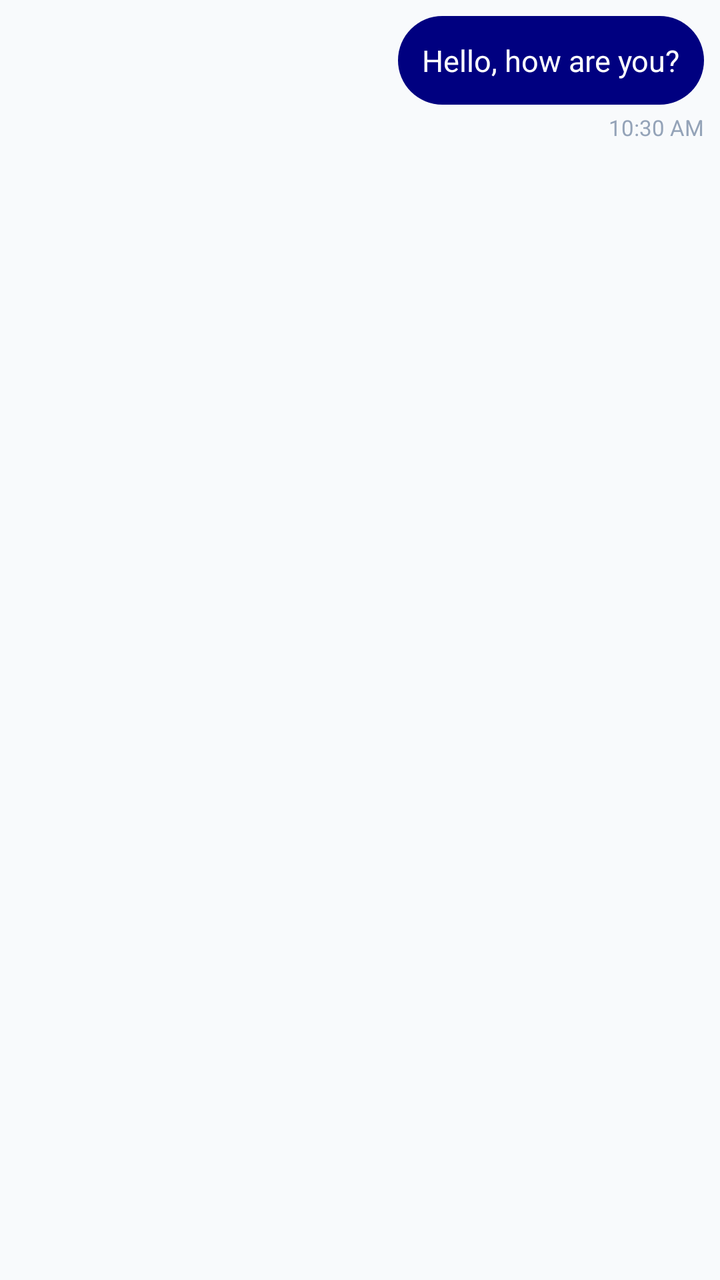
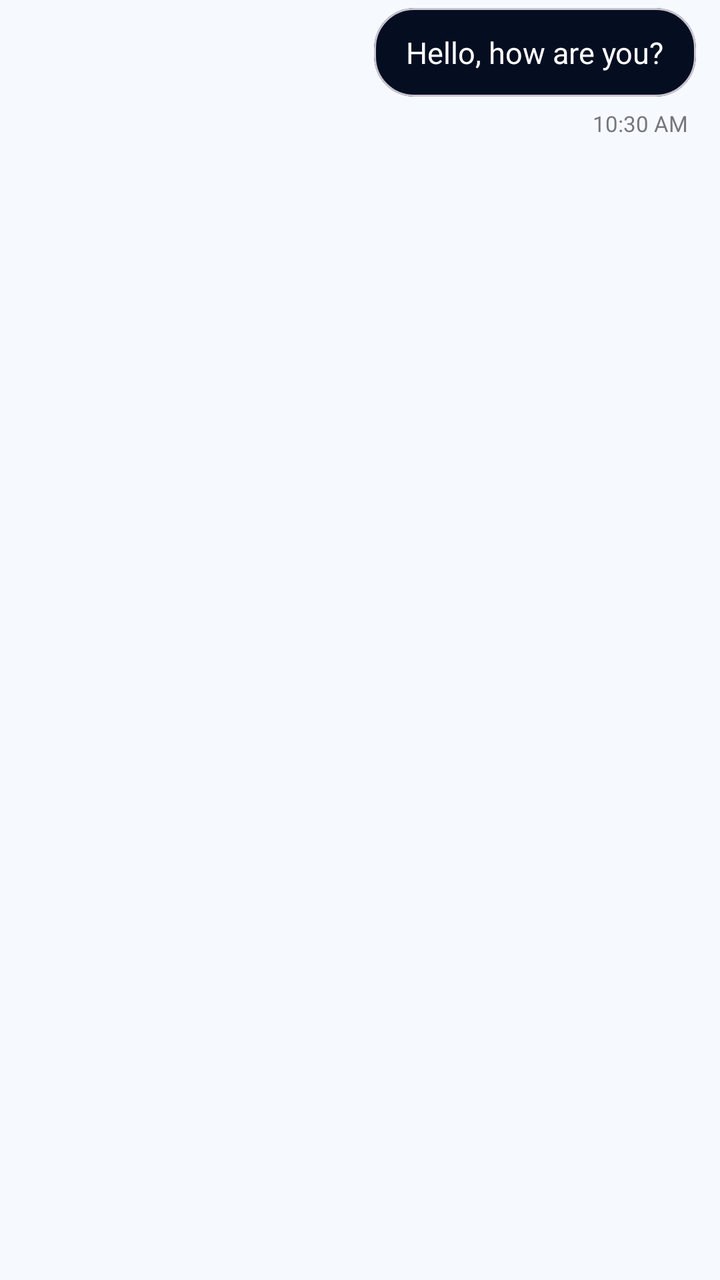

Screens rendered from an Android XML layout before and after an edit, with the pre-edit source and the edit as a unified diff.
<!-- AndroidManifest.xml: application theme Theme.MiniJobHunt -->
<!-- res/layout/item_message_sent.xml -->
<?xml version="1.0" encoding="utf-8"?>
<LinearLayout xmlns:android="http://schemas.android.com/apk/res/android"
    android:layout_width="match_parent"
    android:layout_height="wrap_content"
    android:gravity="end"
    android:orientation="vertical"
    android:padding="8dp">

    <LinearLayout
        android:layout_width="wrap_content"
        android:layout_height="wrap_content"
        android:layout_marginStart="60dp"
        android:background="@drawable/bg_status_open"
        android:backgroundTint="@color/primary"
        android:padding="12dp">

        <TextView
            android:id="@+id/txtMessage"
            android:layout_width="wrap_content"
            android:layout_height="wrap_content"
            android:text="Hello, how are you?"
            android:textColor="@color/white"
            android:textSize="15sp" />

    </LinearLayout>

    <TextView
        android:id="@+id/txtTime"
        android:layout_width="wrap_content"
        android:layout_height="wrap_content"
        android:layout_marginTop="4dp"
        android:text="10:30 AM"
        android:textColor="@color/text_hint"
        android:textSize="11sp" />

</LinearLayout>
<!-- resources referenced by this layout -->
<resources>
  <color name="primary">#000080</color>
  <color name="text_hint">#94A3B8</color>
  <color name="white">#FFFFFF</color>
  <!-- drawable bg_status_open (drawable) -->
  <shape xmlns:android="http://schemas.android.com/apk/res/android">
      <solid android:color="#22C55E"/>
      <corners android:radius="50dp"/>
  </shape>
  <style name="Theme.MiniJobHunt" parent="Base.Theme.MiniJobHunt" />
  <style name="Base.Theme.MiniJobHunt" parent="Theme.Material3.DayNight.NoActionBar">
          <item name="colorPrimary">@color/primary</item>
          <item name="colorOnPrimary">@color/white</item>
          <item name="colorPrimaryContainer">@color/primary_light</item>
          <item name="colorOnPrimaryContainer">@color/primary_dark</item>
  
          <item name="colorSecondary">@color/info</item>
          <item name="colorOnSecondary">@color/white</item>
  
          <item name="android:windowBackground">@color/background</item>
          <item name="android:statusBarColor">@color/background</item>
          <item name="android:windowLightStatusBar">true</item>
  
          
          <item name="textAppearanceHeadlineLarge">@style/AppText.HeadlineLarge</item>
          <item name="textAppearanceTitleMedium">@style/AppText.TitleMedium</item>
          <item name="textAppearanceBodyLarge">@style/AppText.BodyLarge</item>
      </style>
  <color name="primary_light">#E6E6FF</color>
  <color name="primary_dark">#000066</color>
  <color name="info">#000080</color>
  <color name="background">#F8FAFC</color>
  <style name="AppText.HeadlineLarge">
          <item name="android:textSize">30sp</item>
          <item name="android:textStyle">bold</item>
          <item name="android:textColor">@color/text_primary</item>
          <item name="android:letterSpacing">-0.02</item>
      </style>
  <style name="AppText.TitleMedium">
          <item name="android:textSize">18sp</item>
          <item name="android:textStyle">bold</item>
          <item name="android:textColor">@color/text_primary</item>
      </style>
  <style name="AppText.BodyLarge">
          <item name="android:textSize">16sp</item>
          <item name="android:textColor">@color/text_secondary</item>
      </style>
  <color name="text_primary">#0F172A</color>
  <color name="text_secondary">#475569</color>
</resources>

<!-- the commit's change to res/layout/item_message_sent.xml (unified diff, before → after) -->
@@ -1,36 +1,62 @@
 <?xml version="1.0" encoding="utf-8"?>
 <LinearLayout xmlns:android="http://schemas.android.com/apk/res/android"
+    xmlns:app="http://schemas.android.com/apk/res-auto"
     android:layout_width="match_parent"
     android:layout_height="wrap_content"
     android:gravity="end"
     android:orientation="vertical"
-    android:padding="8dp">
+    android:paddingHorizontal="12dp"
+    android:paddingVertical="4dp">
 
-    <LinearLayout
+    <com.google.android.material.card.MaterialCardView
         android:layout_width="wrap_content"
         android:layout_height="wrap_content"
         android:layout_marginStart="60dp"
-        android:background="@drawable/bg_status_open"
-        android:backgroundTint="@color/primary"
-        android:padding="12dp">
+        app:cardCornerRadius="20dp"
+        app:shapeAppearanceOverlay="@style/SentMessageBubble"
+        app:cardElevation="0dp"
+        app:cardBackgroundColor="@color/primary">
 
         <TextView
             android:id="@+id/txtMessage"
             android:layout_width="wrap_content"
             android:layout_height="wrap_content"
+            android:paddingHorizontal="16dp"
+            android:paddingVertical="12dp"
             android:text="Hello, how are you?"
             android:textColor="@color/white"
-            android:textSize="15sp" />
+            android:textSize="15sp"
+            android:lineHeight="20dp" />
 
+    </com.google.android.material.card.MaterialCardView>
+
+    <LinearLayout
+        android:layout_width="wrap_content"
+        android:layout_height="wrap_content"
+        android:orientation="horizontal"
+        android:gravity="center_vertical">
+
+        <TextView
+            android:id="@+id/txtStatus"
+            android:layout_width="wrap_content"
+            android:layout_height="wrap_content"
+            android:layout_marginTop="4dp"
+            android:layout_marginEnd="6dp"
+            android:text="Sent"
+            android:textColor="@color/orange_primary"
+            android:textSize="11sp"
+            android:textStyle="bold"
+            android:visibility="gone" />
+
+        <TextView
+            android:id="@+id/txtTime"
+            android:layout_width="wrap_content"
+            android:layout_height="wrap_content"
+            android:layout_marginTop="4dp"
+            android:layout_marginEnd="4dp"
+            android:text="10:30 AM"
+            android:textColor="@color/text_muted"
+            android:textSize="11sp" />
     </LinearLayout>
 
-    <TextView
-        android:id="@+id/txtTime"
-        android:layout_width="wrap_content"
-        android:layout_height="wrap_content"
-        android:layout_marginTop="4dp"
-        android:text="10:30 AM"
-        android:textColor="@color/text_hint"
-        android:textSize="11sp" />
-
 </LinearLayout>
<!-- resource entries referenced after the edit -->
@@ -1,21 +1,21 @@
 <!-- resources referenced by this layout -->
 <resources>
-  <color name="primary">#000080</color>
-  <color name="text_hint">#94A3B8</color>
+  <color name="orange_primary">#de6a00</color>
+  <color name="primary">#050e21</color>
+  <color name="text_muted">#76777d</color>
   <color name="white">#FFFFFF</color>
-  <!-- drawable bg_status_open (drawable) -->
-  <shape xmlns:android="http://schemas.android.com/apk/res/android">
-      <solid android:color="#22C55E"/>
-      <corners android:radius="50dp"/>
-  </shape>
+  <style name="SentMessageBubble" parent="">
+          <item name="cornerSize">20dp</item>
+          <item name="cornerSizeTopRight">0dp</item>
+      </style>
   <style name="Theme.MiniJobHunt" parent="Base.Theme.MiniJobHunt" />
   <style name="Base.Theme.MiniJobHunt" parent="Theme.Material3.DayNight.NoActionBar">
           <item name="colorPrimary">@color/primary</item>
           <item name="colorOnPrimary">@color/white</item>
-          <item name="colorPrimaryContainer">@color/primary_light</item>
-          <item name="colorOnPrimaryContainer">@color/primary_dark</item>
+          <item name="colorPrimaryContainer">@color/primary_container</item>
+          <item name="colorOnPrimaryContainer">@color/on_primary_container</item>
   
-          <item name="colorSecondary">@color/info</item>
+          <item name="colorSecondary">@color/secondary</item>
           <item name="colorOnSecondary">@color/white</item>
   
           <item name="android:windowBackground">@color/background</item>
@@ -26,13 +26,14 @@
           <item name="textAppearanceHeadlineLarge">@style/AppText.HeadlineLarge</item>
           <item name="textAppearanceTitleMedium">@style/AppText.TitleMedium</item>
           <item name="textAppearanceBodyLarge">@style/AppText.BodyLarge</item>
+          <item name="textAppearanceLabelMedium">@style/AppText.LabelMedium</item>
       </style>
-  <color name="primary_light">#E6E6FF</color>
-  <color name="primary_dark">#000066</color>
-  <color name="info">#000080</color>
-  <color name="background">#F8FAFC</color>
+  <color name="primary_container">#1b2437</color>
+  <color name="on_primary_container">#828ba2</color>
+  <color name="secondary">#5c5f60</color>
+  <color name="background">#f6faff</color>
   <style name="AppText.HeadlineLarge">
-          <item name="android:textSize">30sp</item>
+          <item name="android:textSize">24sp</item>
           <item name="android:textStyle">bold</item>
           <item name="android:textColor">@color/text_primary</item>
           <item name="android:letterSpacing">-0.02</item>
@@ -46,7 +47,13 @@
           <item name="android:textSize">16sp</item>
           <item name="android:textColor">@color/text_secondary</item>
       </style>
-  <color name="text_primary">#0F172A</color>
-  <color name="text_secondary">#475569</color>
+  <style name="AppText.LabelMedium">
+          <item name="android:textSize">12sp</item>
+          <item name="android:textStyle">bold</item>
+          <item name="android:textColor">@color/text_muted</item>
+          <item name="android:letterSpacing">0.01</item>
+      </style>
+  <color name="text_primary">#141d23</color>
+  <color name="text_secondary">#45474c</color>
 </resources>
 
